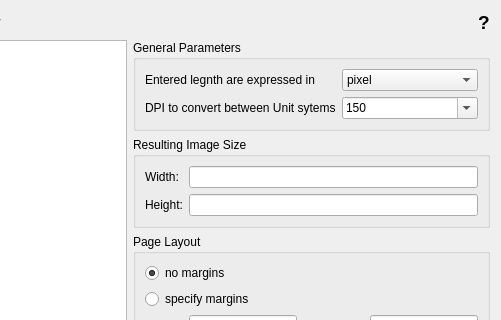
First picture: the form in src/filter/scaling/scalingwidget.ui, repository rockclimb/yasw-debian, before the edit; both pictures show x 171 to 672 and y 0 to 320 of the 672 by 633 pixel window.
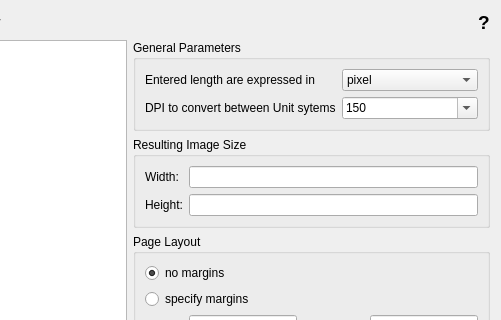
Second picture: the form after the edit. Custom widgets are drawn as their Qt base class.

What changed in the file:
```diff
--- a/src/filter/scaling/scalingwidget.ui
+++ b/src/filter/scaling/scalingwidget.ui
@@ -104,7 +104,7 @@
       <item row="0" column="0">
        <widget class="QLabel" name="labelUnit">
         <property name="text">
-         <string>Entered legnth are expressed in</string>
+         <string>Entered length are expressed in</string>
         </property>
        </widget>
       </item>
```
